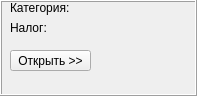
Before: the Qt Designer form formbtncategory.ui in yuriybobko/PCReport, drawn with Qt 5.
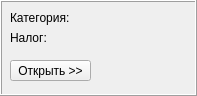
After: the same form once the commit is applied.

Patch:
```diff
--- a/formbtncategory.ui
+++ b/formbtncategory.ui
@@ -32,7 +32,7 @@
     <property name="geometry">
      <rect>
       <x>10</x>
-      <y>50</y>
+      <y>60</y>
       <width>81</width>
       <height>21</height>
      </rect>
@@ -45,7 +45,7 @@
     <property name="geometry">
      <rect>
       <x>10</x>
-      <y>20</y>
+      <y>30</y>
       <width>161</width>
       <height>16</height>
      </rect>
@@ -58,7 +58,7 @@
     <property name="geometry">
      <rect>
       <x>10</x>
-      <y>0</y>
+      <y>10</y>
       <width>161</width>
       <height>16</height>
      </rect>
```
